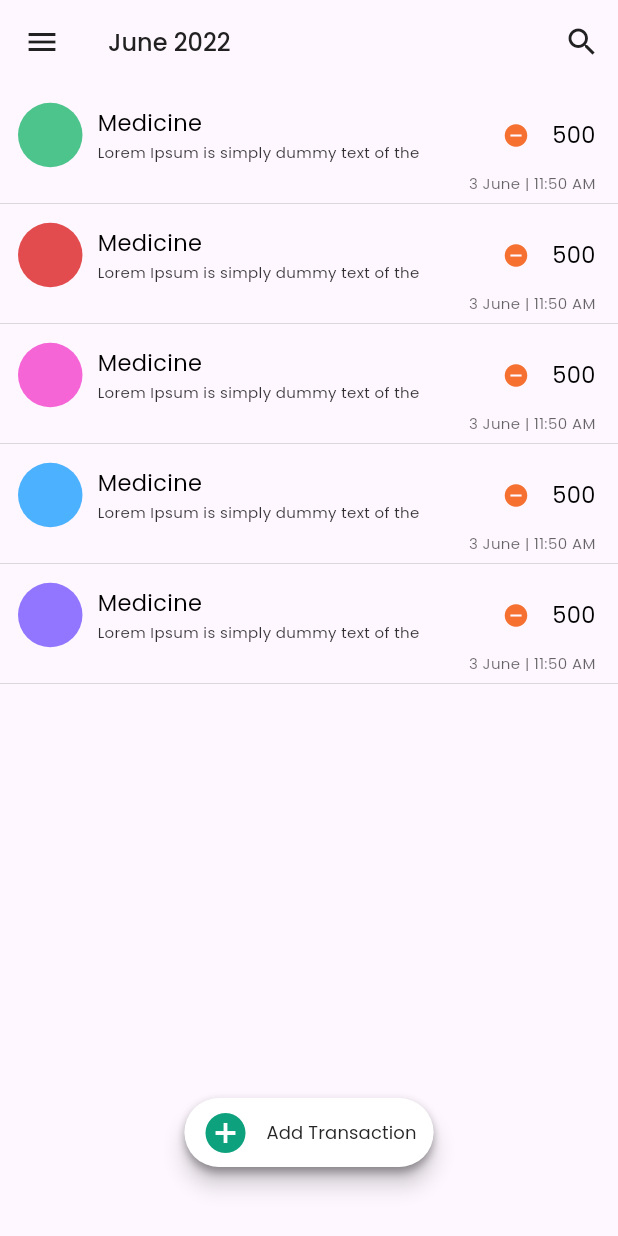
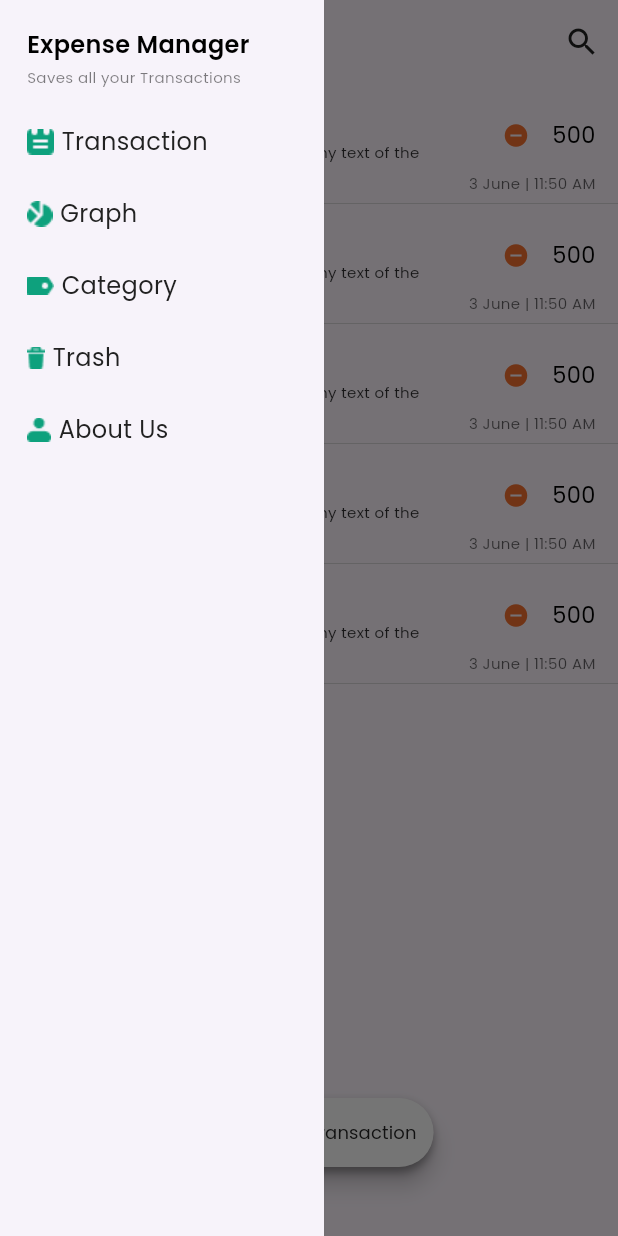
Before and after one commit to ChouguleAnkita13/Flutter_Projects, a Flutter app: the HomeScreen screen opened directly, with the side drawer open (before the commit the screen has no drawer), on a phone screen of 412 x 824 dp. Run offline on Flutter 3.47's test engine with Material 3 defaults, Android fonts, the light colour scheme and no system bars; our stand-ins replace flutter_slidable, google_fonts, sqflite; accounts and stored records are empty.

Commit message:
next 3 screen ui added

```diff
--- a/ExpenseMananger/expense_manager_app/lib/home_screen.dart
+++ b/ExpenseMananger/expense_manager_app/lib/home_screen.dart
@@ -1,17 +1,16 @@
-import 'package:flutter/cupertino.dart';
+import 'package:expense_manager_app/menu_drawer.dart';
 import 'package:flutter/material.dart';
-import 'package:flutter/widgets.dart';
 import 'package:google_fonts/google_fonts.dart';
 
 class HomeScreen extends StatefulWidget {
   const HomeScreen({super.key});
 
   @override
-  State<HomeScreen> createState() => _LoginState();
+  State<HomeScreen> createState() => _HomeScreenState();
 }
 
-class _LoginState extends State<HomeScreen> {
-   List colorList = const [
+class _HomeScreenState extends State<HomeScreen> {
+  List colorList = const [
     Color.fromRGBO(0, 174, 91, 0.7),
     Color.fromRGBO(214, 3, 3, 0.7),
     Color.fromRGBO(241, 38, 197, 0.7),
@@ -59,7 +58,13 @@ class _LoginState extends State<HomeScreen> {
                     height: 36,
                     child: TextFormField(
                       decoration: InputDecoration(
-                        labelText: "11-06-2022",
+                        hintText: "11-06-2022",
+                         hintStyle: GoogleFonts.poppins(
+                      textStyle: const TextStyle(
+                        color: Color.fromRGBO(0, 0, 0, 0.8),
+                        fontSize: 13,
+                        fontWeight: FontWeight.w400,
+                      ),),
                         border: OutlineInputBorder(
                           borderSide: const BorderSide(
                               color: Color.fromRGBO(191, 189, 189, 1)),
@@ -88,7 +93,13 @@ class _LoginState extends State<HomeScreen> {
                     height: 36,
                     child: TextFormField(
                       decoration: InputDecoration(
-                        labelText: "900",
+                        hintText: "900",
+                         hintStyle: GoogleFonts.poppins(
+                      textStyle: const TextStyle(
+                        color: Color.fromRGBO(0, 0, 0, 0.8),
+                        fontSize: 13,
+                        fontWeight: FontWeight.w400,
+                      ),),
                         border: OutlineInputBorder(
                           borderSide: const BorderSide(
                               color: Color.fromRGBO(191, 189, 189, 1)),
@@ -117,7 +128,13 @@ class _LoginState extends State<HomeScreen> {
                     height: 36,
                     child: TextFormField(
                       decoration: InputDecoration(
-                        labelText: "Shopping",
+                        hintText: "Shopping",
+                         hintStyle: GoogleFonts.poppins(
+                      textStyle: const TextStyle(
+                        color: Color.fromRGBO(0, 0, 0, 0.8),
+                        fontSize: 13,
+                        fontWeight: FontWeight.w400,
+                      ),),
                         border: OutlineInputBorder(
                           borderSide: const BorderSide(
                               color: Color.fromRGBO(191, 189, 189, 1)),
@@ -146,7 +163,13 @@ class _LoginState extends State<HomeScreen> {
                     height: 36,
                     child: TextFormField(
                       decoration: InputDecoration(
-                        labelText:"Lorem Ipsum is simply dummy text of the",
+                        hintText: "Lorem Ipsum is simply dummy text of the",
+                         hintStyle: GoogleFonts.poppins(
+                      textStyle: const TextStyle(
+                        color: Color.fromRGBO(0, 0, 0, 0.8),
+                        fontSize: 13,
+                        fontWeight: FontWeight.w400,
+                      ),),
                         border: OutlineInputBorder(
                           borderSide: const BorderSide(
                               color: Color.fromRGBO(191, 189, 189, 1)),
@@ -155,7 +178,6 @@ class _LoginState extends State<HomeScreen> {
                       ),
                     ),
                   ),
-
                   Center(
                     child: Container(
                       margin: const EdgeInsets.symmetric(vertical: 30),
@@ -171,8 +193,7 @@ class _LoginState extends State<HomeScreen> {
                       ),
                       child: ElevatedButton(
                         onPressed: () {
-                          Navigator.of(context).push(MaterialPageRoute(
-                              builder: (context) => const HomeScreen()));
+                        Navigator.of(context).pop();
                         },
                         style: ElevatedButton.styleFrom(
                             fixedSize: const Size(123, 40),
@@ -204,14 +225,6 @@ class _LoginState extends State<HomeScreen> {
   Widget build(BuildContext context) {
     return Scaffold(
       appBar: AppBar(
-        leading: IconButton(
-          onPressed: () {},
-          icon: const Icon(
-            Icons.menu,
-            size: 24,
-            color: Color.fromRGBO(33, 33, 33, 1),
-          ),
-        ),
         title: Text(
           "June 2022",
           style: GoogleFonts.poppins(
@@ -232,6 +245,7 @@ class _LoginState extends State<HomeScreen> {
               ))
         ],
       ),
+      drawer: const MyMenuDrawer(),
       body: ListView.builder(
           itemCount: 5,
           itemBuilder: ((context, index) {
@@ -255,7 +269,7 @@ class _LoginState extends State<HomeScreen> {
                         width: 43,
                         decoration: BoxDecoration(
                           borderRadius: BorderRadius.circular(100),
-                          color: colorList[index%colorList.length],
+                          color: colorList[index % colorList.length],
                         ),
                       ),
                       const SizedBox(
--- /dev/null
+++ b/ExpenseMananger/expense_manager_app/lib/menu_drawer.dart
@@ -0,0 +1,185 @@
+import 'package:expense_manager_app/category_screen.dart';
+import 'package:expense_manager_app/home_screen.dart';
+import 'package:flutter/material.dart';
+import 'package:google_fonts/google_fonts.dart';
+
+class MyMenuDrawer extends StatefulWidget {
+  const MyMenuDrawer({super.key});
+
+  @override
+  State<MyMenuDrawer> createState() => _MyMenuDrawerState();
+}
+
+class _MyMenuDrawerState extends State<MyMenuDrawer> {
+  @override
+  Widget build(BuildContext context) {
+    return Drawer(
+      shadowColor: const Color.fromRGBO(0, 0, 0, 0.2),
+      surfaceTintColor: const Color.fromRGBO(255, 255, 255, 1),
+      shape: const RoundedRectangleBorder(side: BorderSide.none),
+      width: 216,
+      child: Padding(
+        padding: const EdgeInsets.all(18),
+        child: Column(
+          crossAxisAlignment: CrossAxisAlignment.start,
+          children: [
+            Text(
+              "Expense Manager",
+              style: GoogleFonts.poppins(
+                textStyle: const TextStyle(
+                  color: Color.fromRGBO(0, 0, 0, 1),
+                  fontSize: 16,
+                  fontWeight: FontWeight.w600,
+                ),
+              ),
+            ),
+            const SizedBox(
+              height: 3,
+            ),
+            Text(
+              "Saves all your Transactions",
+              style: GoogleFonts.poppins(
+                textStyle: const TextStyle(
+                  color: Color.fromRGBO(0, 0, 0, 0.5),
+                  fontSize: 10,
+                  fontWeight: FontWeight.w400,
+                ),
+              ),
+            ),
+            const SizedBox(
+              height: 25,
+            ),
+            GestureDetector(
+              onTap: (){
+                Navigator.of(context).push(MaterialPageRoute(
+                              builder: (context) => const HomeScreen()));
+              },
+
+              child: Row(
+                children: [
+                  Image.asset("assets/images/drawer/transaction.png"),
+                  const SizedBox(
+                    width: 5,
+                  ),
+                  Text(
+                    "Transaction",
+                    style: GoogleFonts.poppins(
+                      textStyle: const TextStyle(
+                        color: Color.fromRGBO(33, 33, 33, 1),
+                        fontSize: 16,
+                        fontWeight: FontWeight.w400,
+                      ),
+                    ),
+                  ),
+                ],
+              ),
+            ),
+            const SizedBox(
+              height: 25,
+            ),
+            GestureDetector(
+              onTap: (){},
+
+              child: Row(
+                children: [
+                  Image.asset("assets/images/drawer/graph.png"),
+                  const SizedBox(
+                    width: 5,
+                  ),
+                  Text(
+                    "Graph",
+                    style: GoogleFonts.poppins(
+                      textStyle: const TextStyle(
+                        color: Color.fromRGBO(33, 33, 33, 1),
+                        fontSize: 16,
+                        fontWeight: FontWeight.w400,
+                      ),
+                    ),
+                  ),
+                ],
+              ),
+            ),
+              const SizedBox(
+              height: 25,
+            ),
+            GestureDetector(
+              onTap: (){
+                Navigator.of(context).push(MaterialPageRoute(
+                              builder: (context) => const CategoryScreen()));
+              },
+
+              child: Row(
+                children: [
+                  Image.asset("assets/images/drawer/category.png"),
+                  const SizedBox(
+                    width: 5,
+                  ),
+                  Text(
+                    "Category",
+                    style: GoogleFonts.poppins(
+                      textStyle: const TextStyle(
+                        color: Color.fromRGBO(33, 33, 33, 1),
+                        fontSize: 16,
+                        fontWeight: FontWeight.w400,
+                      ),
+                    ),
+                  ),
+                ],
+              ),
+            ),
+                const SizedBox(
+              height: 25,
+            ),
+            GestureDetector(
+              onTap: (){},
+
+              child: Row(
+                children: [
+                  Image.asset("assets/images/drawer/trash.png"),
+                  const SizedBox(
+                    width: 5,
+                  ),
+                  Text(
+                    "Trash",
+                    style: GoogleFonts.poppins(
+                      textStyle: const TextStyle(
+                        color: Color.fromRGBO(33, 33, 33, 1),
+                        fontSize: 16,
+                        fontWeight: FontWeight.w400,
+                      ),
+                    ),
+                  ),
+                ],
+              ),
+            ),
+                  const SizedBox(
+              height: 25,
+            ),
+            GestureDetector(
+              onTap: (){},
+              child: Row(
+                children: [
+                  Image.asset("assets/images/drawer/about.png"),
+                  const SizedBox(
+                    width: 5,
+                  ),
+                  Text(
+                    "About Us",
+                    style: GoogleFonts.poppins(
+                      textStyle: const TextStyle(
+                        color: Color.fromRGBO(33, 33, 33, 1),
+                        fontSize: 16,
+                        fontWeight: FontWeight.w400,
+                      ),
+                    ),
+                  ),
+                ],
+              ),
+            ),
+
+          ],
+        ),
+      ),
+    );
+  }
+}
--- a/ExpenseMananger/expense_manager_app/pubspec.yaml
+++ b/ExpenseMananger/expense_manager_app/pubspec.yaml
@@ -62,7 +62,8 @@ flutter:
   # To add assets to your application, add an assets section, like this:
   assets:
     - assets/images/logo.png
-  #   - images/a_dot_ham.jpeg
+    - assets/images/drawer/
+
 
   # An image asset can refer to one or more resolution-specific "variants", see
   # https://flutter.dev/assets-and-images/#resolution-aware
```
Also changed, not shown: ExpenseMananger/expense_manager_app/lib/category_screen.dart (added, +305 -0 lines), ExpenseMananger/expense_manager_app/lib/main.dart (+5 -2 lines), ExpenseMananger/expense_manager_app/assets/images/drawer/about.png (added), ExpenseMananger/expense_manager_app/assets/images/drawer/category.png (added), ExpenseMananger/expense_manager_app/assets/images/drawer/graph.png (added), ExpenseMananger/expense_manager_app/assets/images/drawer/transaction.png (added), ExpenseMananger/expense_manager_app/assets/images/drawer/trash.png (added).
